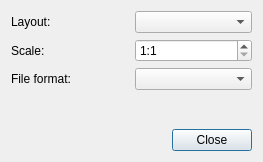
Before: the Qt Designer form ui/printdialog.ui in sourcepole/qgis-instantprint-plugin, drawn with Qt 5.
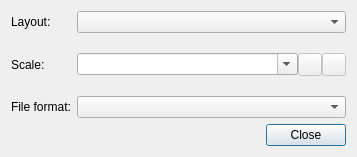
After: the same form once the commit is applied. Icons and pictures are not drawn. Custom widgets are drawn as their Qt base class.

Commit message: added predefined scales and update localisation

```diff
--- a/ui/printdialog.ui
+++ b/ui/printdialog.ui
@@ -6,8 +6,8 @@
    <rect>
     <x>0</x>
     <y>0</y>
-    <width>263</width>
-    <height>162</height>
+    <width>357</width>
+    <height>157</height>
    </rect>
   </property>
   <property name="windowTitle">
@@ -32,30 +32,24 @@
      </property>
     </widget>
    </item>
-   <item row="3" column="0">
+   <item row="1" column="0">
+    <widget class="QLabel" name="label">
+     <property name="text">
+      <string>Scale:</string>
+     </property>
+    </widget>
+   </item>
+   <item row="2" column="0">
     <widget class="QLabel" name="label_fileformat">
      <property name="text">
       <string>File format:</string>
      </property>
     </widget>
    </item>
-   <item row="3" column="1">
+   <item row="2" column="1">
     <widget class="QComboBox" name="comboBox_fileformat"/>
    </item>
-   <item row="4" column="0">
-    <spacer name="verticalSpacer">
-     <property name="orientation">
-      <enum>Qt::Vertical</enum>
-     </property>
-     <property name="sizeHint" stdset="0">
-      <size>
-       <width>20</width>
-       <height>200</height>
-      </size>
-     </property>
-    </spacer>
-   </item>
-   <item row="5" column="0" colspan="2">
+   <item row="3" column="0" colspan="2">
     <widget class="QDialogButtonBox" name="buttonBox">
      <property name="orientation">
       <enum>Qt::Horizontal</enum>
@@ -65,28 +59,72 @@
      </property>
     </widget>
    </item>
-   <item row="2" column="1">
-    <widget class="QSpinBox" name="spinBoxScale">
-     <property name="prefix">
-      <string notr="true">1:</string>
-     </property>
-     <property name="minimum">
-      <number>1</number>
-     </property>
-     <property name="maximum">
-      <number>1000000000</number>
-     </property>
-    </widget>
-   </item>
-   <item row="2" column="0">
-    <widget class="QLabel" name="label">
-     <property name="text">
-      <string>Scale:</string>
-     </property>
+   <item row="1" column="1">
+    <widget class="QWidget" name="widget" native="true">
+     <layout class="QHBoxLayout" name="horizontalLayout">
+      <property name="spacing">
+       <number>0</number>
+      </property>
+      <property name="leftMargin">
+       <number>0</number>
+      </property>
+      <property name="topMargin">
+       <number>0</number>
+      </property>
+      <property name="rightMargin">
+       <number>0</number>
+      </property>
+      <property name="bottomMargin">
+       <number>0</number>
+      </property>
+      <item>
+       <widget class="QgsScaleComboBox" name="comboBox_scale">
+        <property name="enabled">
+         <bool>true</bool>
+        </property>
+        <property name="sizePolicy">
+         <sizepolicy hsizetype="Expanding" vsizetype="Fixed">
+          <horstretch>0</horstretch>
+          <verstretch>0</verstretch>
+         </sizepolicy>
+        </property>
+        <property name="editable">
+         <bool>true</bool>
+        </property>
+       </widget>
+      </item>
+      <item>
+       <widget class="QToolButton" name="deleteScale">
+        <property name="enabled">
+         <bool>false</bool>
+        </property>
+        <property name="text">
+         <string/>
+        </property>
+       </widget>
+      </item>
+      <item>
+       <widget class="QToolButton" name="addScale">
+        <property name="enabled">
+         <bool>false</bool>
+        </property>
+        <property name="text">
+         <string/>
+        </property>
+       </widget>
+      </item>
+     </layout>
     </widget>
    </item>
   </layout>
  </widget>
+ <customwidgets>
+  <customwidget>
+   <class>QgsScaleComboBox</class>
+   <extends>QComboBox</extends>
+   <header>qgis/gui.h</header>
+  </customwidget>
+ </customwidgets>
  <resources/>
  <connections>
   <connection>
```
Left out of the diff: 14 changed lines with no effect on the pictures. The commit also changes 10 other files.
